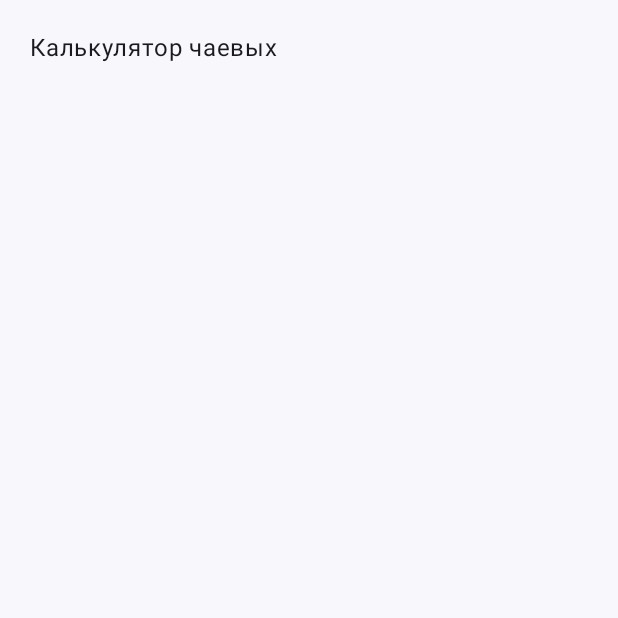
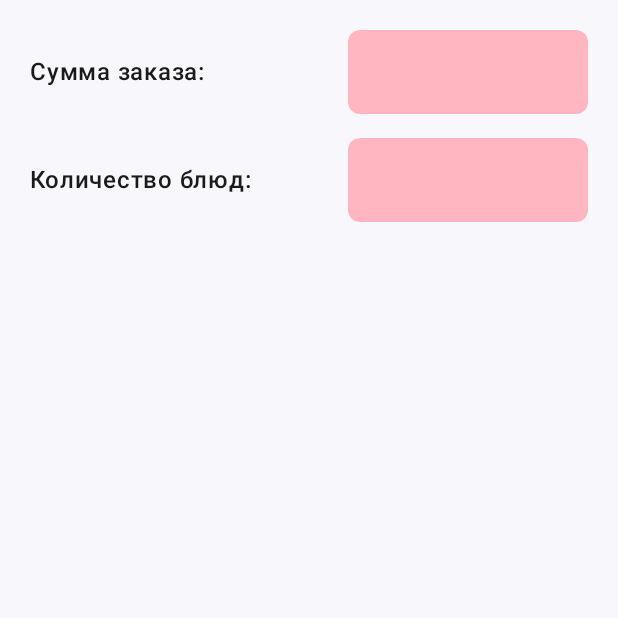
Before and after one commit to nobel-von-it/TipCalc_Andr5, an Android app built with Jetpack Compose: the screen it shows after launch (MainActivity), on a phone screen of 412 x 824 dp, the top half of it. Run offline under Robolectric (Android 15) with nearby library versions, the phone set to English and light mode, and no system bars.

Commit message:
Add TextField for order amount and dish count

```diff
--- a/app/src/main/java/com/example/tipcalc5/MainActivity.kt
+++ b/app/src/main/java/com/example/tipcalc5/MainActivity.kt
@@ -5,17 +5,35 @@ import androidx.activity.ComponentActivity
 import androidx.activity.compose.setContent
 import androidx.activity.enableEdgeToEdge
 import androidx.compose.foundation.background
+import androidx.compose.foundation.layout.Arrangement
 import androidx.compose.foundation.layout.Column
+import androidx.compose.foundation.layout.Row
+import androidx.compose.foundation.layout.Spacer
 import androidx.compose.foundation.layout.fillMaxSize
+import androidx.compose.foundation.layout.fillMaxWidth
+import androidx.compose.foundation.layout.height
 import androidx.compose.foundation.layout.padding
+import androidx.compose.foundation.layout.width
+import androidx.compose.foundation.shape.RoundedCornerShape
+import androidx.compose.foundation.text.KeyboardOptions
 import androidx.compose.material3.Scaffold
 import androidx.compose.material3.Surface
 import androidx.compose.material3.Text
+import androidx.compose.material3.TextField
+import androidx.compose.material3.TextFieldDefaults
 import androidx.compose.runtime.Composable
+import androidx.compose.runtime.getValue
+import androidx.compose.runtime.mutableStateOf
+import androidx.compose.runtime.remember
+import androidx.compose.runtime.setValue
+import androidx.compose.ui.Alignment
 import androidx.compose.ui.Modifier
 import androidx.compose.ui.graphics.Color
+import androidx.compose.ui.text.font.FontWeight
+import androidx.compose.ui.text.input.KeyboardType
 import androidx.compose.ui.tooling.preview.Preview
 import androidx.compose.ui.unit.dp
+import androidx.compose.ui.unit.sp
 import com.example.tipcalc5.ui.theme.TipCalc5Theme
 
 class MainActivity : ComponentActivity() {
@@ -34,8 +52,14 @@ class MainActivity : ComponentActivity() {
     }
 }
 
+val PinkInputBg = Color(0xFFFFB6C1)
+val DarkTextColor = Color(0xFF1A1A1A)
+
 @Composable
 fun TipCalculatorScreen(modifier: Modifier = Modifier) {
+    var orderAmountText by remember { mutableStateOf("") }
+    var dishCountText by remember { mutableStateOf("") }
+
     Surface(
         modifier = modifier
             .fillMaxSize()
@@ -47,7 +71,63 @@ fun TipCalculatorScreen(modifier: Modifier = Modifier) {
                 .fillMaxSize()
                 .padding(20.dp)
         ) {
-            Text(text = "Калькулятор чаевых")
+            // Сумма заказа
+            Row(
+                modifier = Modifier.fillMaxWidth(),
+                verticalAlignment = Alignment.CenterVertically,
+                horizontalArrangement = Arrangement.SpaceBetween
+            ) {
+                Text(
+                    text = "Сумма заказа:",
+                    fontSize = 16.sp,
+                    fontWeight = FontWeight.SemiBold,
+                    color = DarkTextColor
+                )
+                TextField(
+                    value = orderAmountText,
+                    onValueChange = { orderAmountText = it },
+                    modifier = Modifier.width(160.dp),
+                    singleLine = true,
+                    keyboardOptions = KeyboardOptions(keyboardType = KeyboardType.Decimal),
+                    colors = TextFieldDefaults.colors(
+                        focusedContainerColor = PinkInputBg,
+                        unfocusedContainerColor = PinkInputBg,
+                        focusedIndicatorColor = Color.Transparent,
+                        unfocusedIndicatorColor = Color.Transparent
+                    ),
+                    shape = RoundedCornerShape(8.dp)
+                )
+            }
+
+            Spacer(modifier = Modifier.height(16.dp))
+
+            // Количество блюд
+            Row(
+                modifier = Modifier.fillMaxWidth(),
+                verticalAlignment = Alignment.CenterVertically,
+                horizontalArrangement = Arrangement.SpaceBetween
+            ) {
+                Text(
+                    text = "Количество блюд:",
+                    fontSize = 16.sp,
+                    fontWeight = FontWeight.SemiBold,
+                    color = DarkTextColor
+                )
+                TextField(
+                    value = dishCountText,
+                    onValueChange = { dishCountText = it },
+                    modifier = Modifier.width(160.dp),
+                    singleLine = true,
+                    keyboardOptions = KeyboardOptions(keyboardType = KeyboardType.Number),
+                    colors = TextFieldDefaults.colors(
+                        focusedContainerColor = PinkInputBg,
+                        unfocusedContainerColor = PinkInputBg,
+                        focusedIndicatorColor = Color.Transparent,
+                        unfocusedIndicatorColor = Color.Transparent
+                    ),
+                    shape = RoundedCornerShape(8.dp)
+                )
+            }
         }
     }
 }
```
